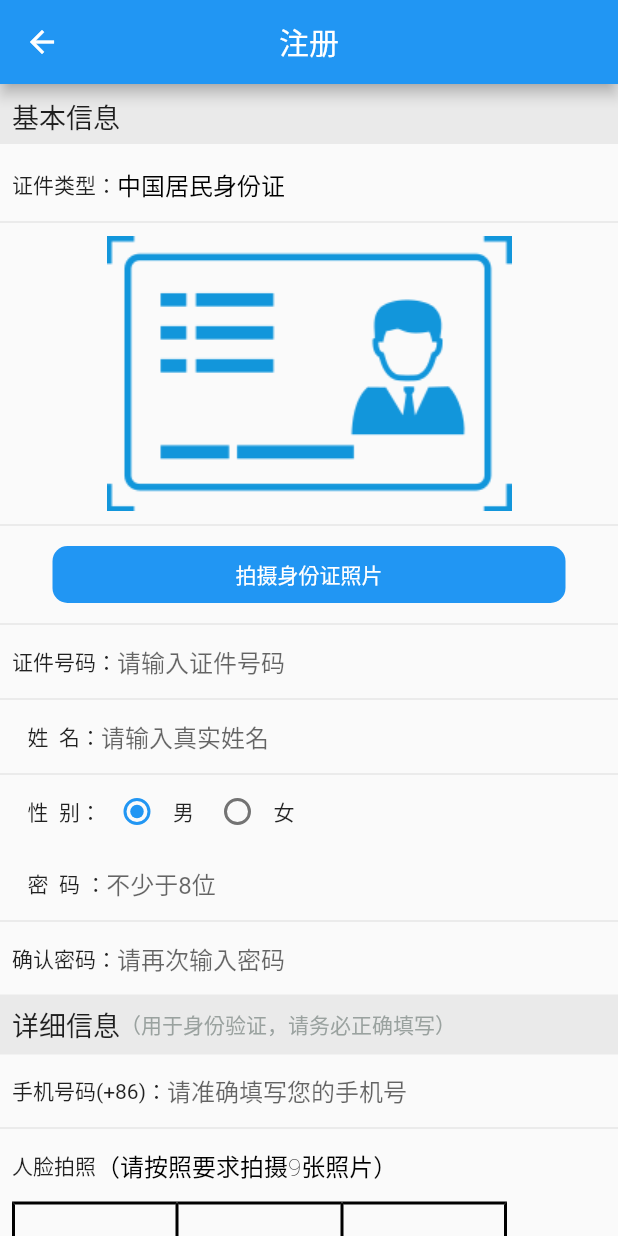
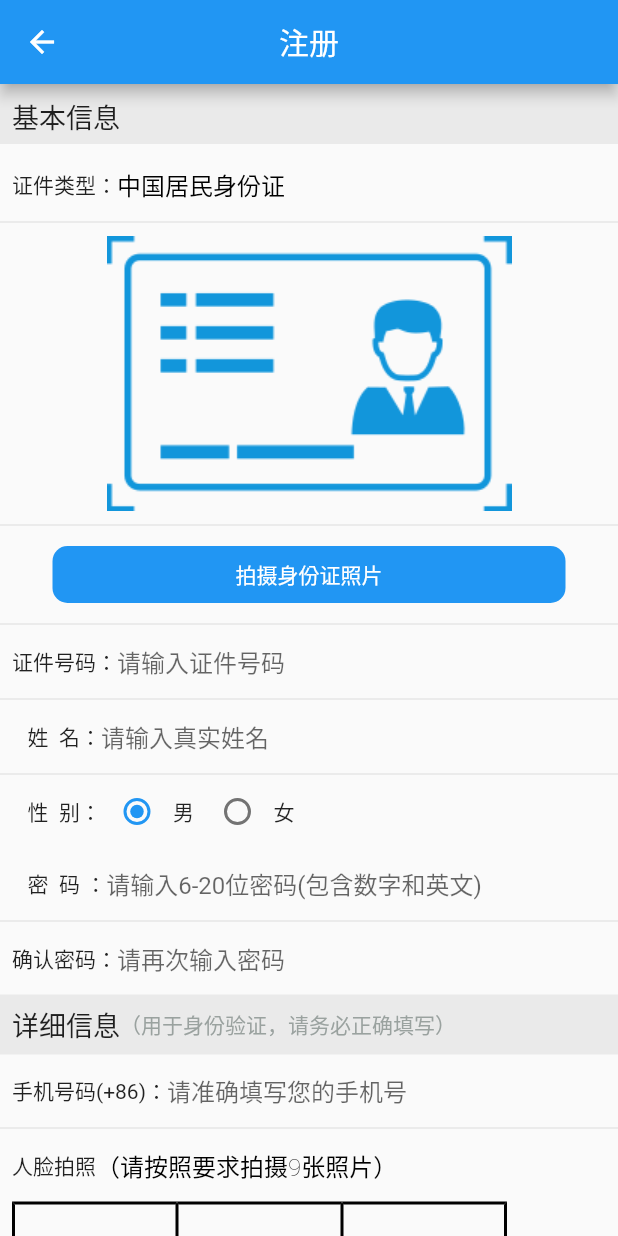
Before and after one commit to Haoock/MySpecialOperations, a Flutter app: the RegisterFirstPage screen opened directly, on a phone screen of 412 x 824 dp. Run offline on Flutter 3.47's test engine with Material 2 defaults, Android fonts, the phone set to English and light mode, and no system bars; our stand-ins replace camera, dio, flutter_image_compress, image_cropper, image_picker, permission_handler and 1 more.

Commit message:
Add validations successfully in registerPage,use traditional ways.

```diff
--- a/myspecialoperations/lib/registerPages/registerPage.dart
+++ b/myspecialoperations/lib/registerPages/registerPage.dart
@@ -24,6 +24,7 @@ class _RegisterFirstPageState extends State<RegisterFirstPage> {
   final passWordController = TextEditingController();
   final usernameController = TextEditingController();
   final phonenumController = TextEditingController();
+  final conformPasswordController=TextEditingController();
   Character _character = Character.man;
   static const platform =
       const MethodChannel('samples.flutter.dev/myspecialoperations');
@@ -40,6 +41,11 @@ class _RegisterFirstPageState extends State<RegisterFirstPage> {
   File _image9;
   String username;
   Map data = Map();
+  Color idcolor;
+  Color namecolor;
+  Color pswcolor;
+  Color confirmpswcolor;
+  Color phonecolor;
   @override
   Widget build(BuildContext context) {
     return Scaffold(
@@ -47,9 +53,7 @@ class _RegisterFirstPageState extends State<RegisterFirstPage> {
         centerTitle: true,
         title: Text("注册"),
       ),
-      body: Form(
-        key: _formKey,
-        child: ListView(
+      body: ListView(
           children: <Widget>[
             Container(
               child: Container(
@@ -67,9 +71,7 @@ class _RegisterFirstPageState extends State<RegisterFirstPage> {
               child: Row(
                 children: <Widget>[
                   Text("证件类型："),
-                  Container(
-                    width: 280,
-                    child: TextField(
+                  Container(width: 280,child: TextField(
                       obscureText: true,
                       decoration: InputDecoration(
                           hintText: "中国居民身份证",
@@ -78,8 +80,7 @@ class _RegisterFirstPageState extends State<RegisterFirstPage> {
                           hintStyle: TextStyle(
                               fontWeight: FontWeight.w200,
                               color: Colors.black)),
-                    ),
-                  )
+                    ),)
                 ],
               ),
             ),
@@ -120,15 +121,14 @@ class _RegisterFirstPageState extends State<RegisterFirstPage> {
               margin: EdgeInsets.only(left: 8),
               child: Row(
                 children: <Widget>[
-                  Text("证件号码："),
+                  Text("证件号码：",style: TextStyle(color: this.idcolor),),
                   Container(
                     width: 280,
-                    child: TextFormField(
+                    child: TextField(
                         controller: idCardController,
                         obscureText: false,
                         decoration: InputDecoration(
-                            hintText: "请输入证件号码", border: InputBorder.none),
-                        validator: validateIdCardNum,
+                            hintText: "请输入证件号码", border: InputBorder.none,),
                       )
                   )
                 ],
@@ -141,7 +141,7 @@ class _RegisterFirstPageState extends State<RegisterFirstPage> {
               margin: EdgeInsets.only(left: 8),
               child: Row(
                 children: <Widget>[
-                  Text("   姓  名："),
+                  Text("   姓  名：",style: TextStyle(color: this.namecolor),),
                   Container(
                     width: 280,
                     child: TextFormField(
@@ -149,7 +149,6 @@ class _RegisterFirstPageState extends State<RegisterFirstPage> {
                       obscureText: false,
                       decoration: InputDecoration(
                           hintText: "请输入真实姓名", border: InputBorder.none),
-                      validator: validatePersonName,
                     ),
                   )
                 ],
@@ -198,16 +197,15 @@ class _RegisterFirstPageState extends State<RegisterFirstPage> {
               margin: EdgeInsets.only(left: 8),
               child: Row(
                 children: <Widget>[
-                  Text("   密  码 ："),
+                  Text("   密  码 ：",style: TextStyle(color: this.pswcolor),),
                   Container(
                     width: 280,
                     child: TextFormField(
                       controller: passWordController,
                       obscureText: true,
                       decoration: InputDecoration(
-                          hintText: "不少于8位",
+                          hintText: "请输入6-20位密码(包含数字和英文)",
                           border: InputBorder.none),
-                      validator: validatePassword,
                     ),
                   )
                 ],
@@ -220,14 +218,14 @@ class _RegisterFirstPageState extends State<RegisterFirstPage> {
               margin: EdgeInsets.only(left: 8),
               child: Row(
                 children: <Widget>[
-                  Text("确认密码："),
+                  Text("确认密码：",style: TextStyle(color: this.confirmpswcolor),),
                   Container(
                     width: 280,
                     child: TextFormField(
+                      controller: conformPasswordController,
                       obscureText: true,
                       decoration: InputDecoration(
                           hintText: "请再次输入密码", border: InputBorder.none),
-                      validator: conformPassword,
                     ),
                   )
                 ],
@@ -256,15 +254,15 @@ class _RegisterFirstPageState extends State<RegisterFirstPage> {
               margin: EdgeInsets.only(left: 8),
               child: Row(
                 children: <Widget>[
-                  Text("手机号码(+86)："),
+                  Text("手机号码(+86)：",style: TextStyle(color: this.phonecolor),),
                   Container(
                     width: 248,
                     child: TextFormField(
+                      keyboardType: TextInputType.number,
                       controller: phonenumController,
                       obscureText: false,
                       decoration: InputDecoration(
                           hintText: "请准确填写您的手机号", border: InputBorder.none),
-                      validator: validatePhoneNum,
                     ),
                   )
                 ],
@@ -613,15 +611,17 @@ class _RegisterFirstPageState extends State<RegisterFirstPage> {
                 text: "下一步",
                 color: Colors.blue,
                 cb: () {
-                  if (_formKey.currentState.validate()) {
-                    print("登录成功1111");
+                    validateAll();
+                    setState(() {
+                    });
+
                     // if(_image1!=null){
                     // _provideDatas2();
                     // }else{
                     //   Toast.show("请拍摄人脸照片", context, duration: Toast.LENGTH_SHORT, gravity:  Toast.BOTTOM);
                     // }
 
-                  }
+
 
                   // if(this.photoPath!=null){
 
@@ -636,7 +636,6 @@ class _RegisterFirstPageState extends State<RegisterFirstPage> {
             )
           ],
         ),
-      ),
     );
   }
 
@@ -649,6 +648,54 @@ class _RegisterFirstPageState extends State<RegisterFirstPage> {
   //     print(e);
   //   }
   // }
+    bool validateAll(){
+    String tempId=validateIdCardNum(idCardController.text);
+    String tempname=validatePersonName(usernameController.text);
+    String temppsw=validatePassword(passWordController.text);
+    String tempConfirmpas=conformPassword(conformPasswordController.text);
+    String tempPhonenum=validatePhoneNum(phonenumController.text);
+    // if(this.photoPath==null){
+
+    // }
+    if(tempPhonenum!=null){
+      this.phonecolor=Colors.red;
+      Toast.show(tempPhonenum, context, duration: Toast.LENGTH_SHORT, gravity:  Toast.BOTTOM);
+    }else{
+      this.phonecolor=Colors.black;
+    }
+
+    if(tempConfirmpas!=null){
+      this.confirmpswcolor=Colors.red;
+      Toast.show(tempConfirmpas, context, duration: Toast.LENGTH_SHORT, gravity:  Toast.BOTTOM);
+    }else{
+      this.confirmpswcolor=Colors.black;
+    }
+
+    if(temppsw!=null){
+      this.pswcolor=Colors.red;
+      Toast.show(temppsw, context, duration: Toast.LENGTH_SHORT, gravity:  Toast.BOTTOM);
+    }else{
+      this.pswcolor=Colors.black;
+    }
+
+    if(tempname!=null){
+      this.namecolor=Colors.red;
+      Toast.show(tempname, context, duration: Toast.LENGTH_SHORT, gravity:  Toast.BOTTOM);
+    }else{
+      this.namecolor=Colors.black;
+    }
+
+    if(tempId!=null){
+      this.idcolor=Colors.red;
+      Toast.show(tempId, context, duration: Toast.LENGTH_SHORT, gravity:  Toast.BOTTOM);
+    }else{
+      this.idcolor=Colors.black;
+    }
+
+
+
+    return true;
+  }
   String validateIdCardNum(value) {
     print("这是身份证的号码"+value);
     RegExp idCardExp = RegExp(
```
